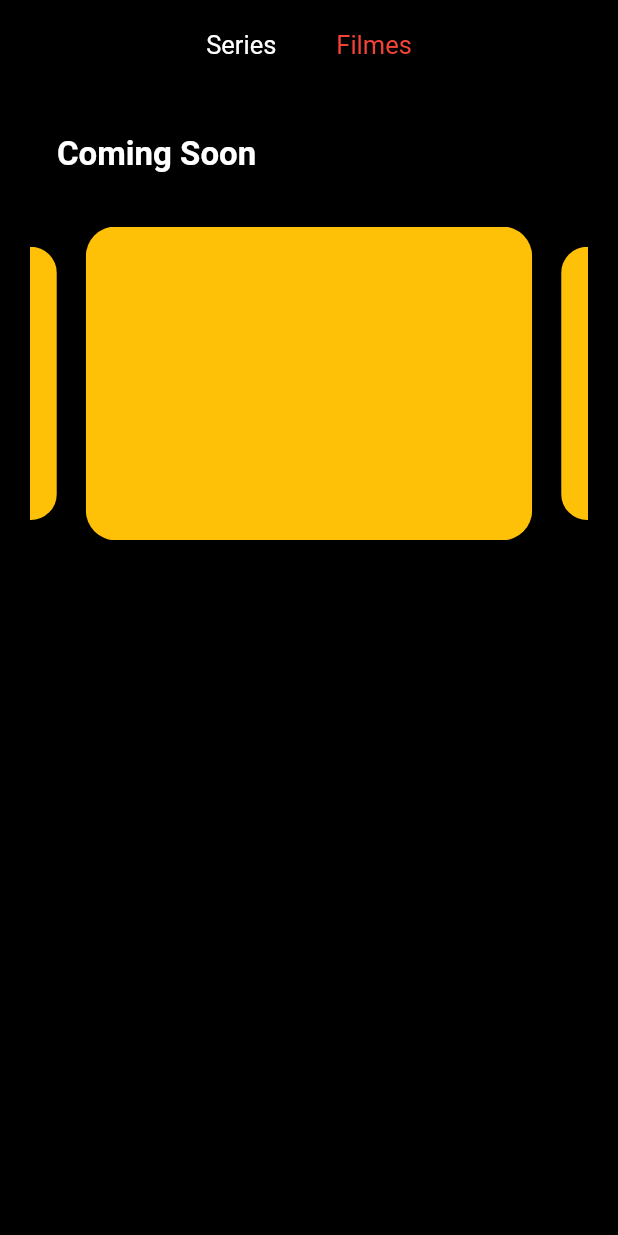
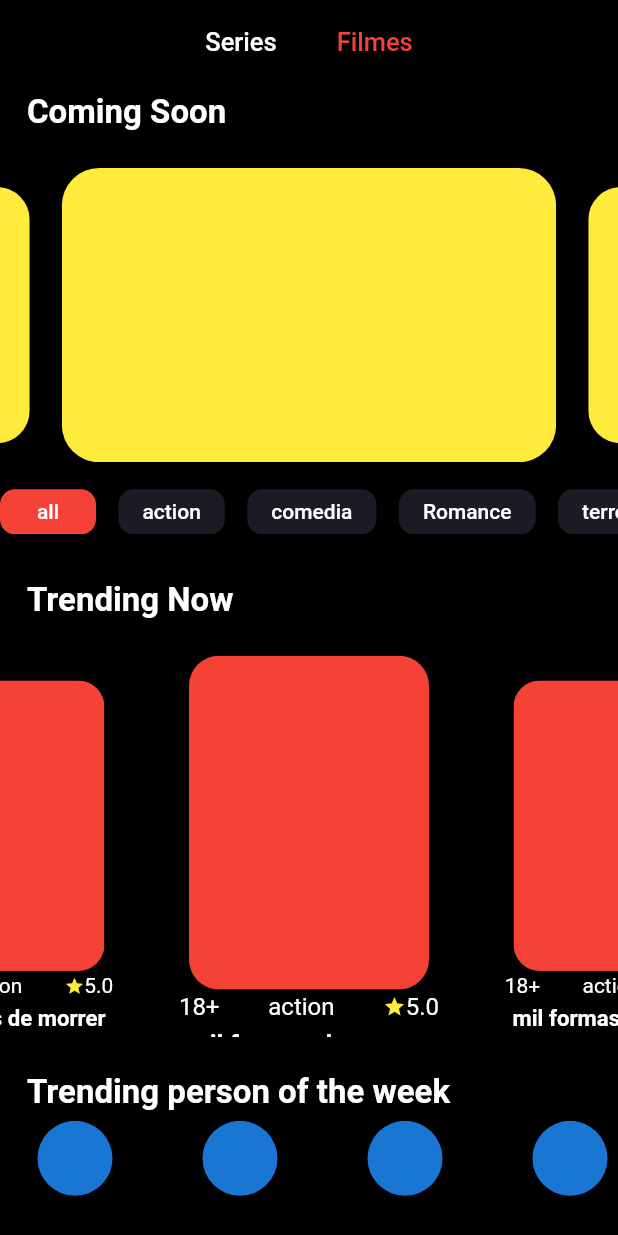
Before and after one commit to devousado/movies, a Flutter app: the screen it shows after launch, swiped to page 2, on a phone screen of 412 x 824 dp. Run offline on Flutter 3.47's test engine with Material 2 defaults, Android fonts, the phone set to English and light mode, and no system bars; drawn by our look-alikes of carousel_slider.

Commit message:
tela de filme terminada com sucesso

```diff
--- a/lib/ui/carousel.dart
+++ b/lib/ui/carousel.dart
@@ -1,10 +1,16 @@
-import 'package:carousel_slider/carousel_options.dart';
 import 'package:carousel_slider/carousel_slider.dart';
 import 'package:flutter/material.dart';
 
+// ignore: must_be_immutable
 class Carossel extends StatefulWidget {
-  const Carossel({super.key});
-
+  Carossel(
+      {super.key,
+      required this.container,
+      required this.viewportFraction,
+      required this.aspectRatio});
+  Widget container;
+  double viewportFraction;
+  double aspectRatio;
   @override
   State<Carossel> createState() => _CarosselState();
 }
@@ -27,25 +33,20 @@ class _CarosselState extends State<Carossel> {
   @override
   Widget build(BuildContext context) {
     return Padding(
-      padding: const EdgeInsets.symmetric(vertical: 25),
+      padding: const EdgeInsets.symmetric(vertical: 18),
       child: CarouselSlider.builder(
         carouselController: carouselController,
         itemCount: 6,
         itemBuilder: (context, index, realIndex) {
-          return ClipRRect(
-            borderRadius: BorderRadius.circular(20),
-            child: Container(
-              height: 100,
-              color: Colors.amber,
-            ),
-          );
+          return widget.container;
         },
         options: CarouselOptions(
           enableInfiniteScroll: true,
           autoPlayAnimationDuration: const Duration(milliseconds: 500),
           autoPlay: false,
+          aspectRatio: widget.aspectRatio,
           autoPlayInterval: const Duration(seconds: 5),
-          viewportFraction: 0.8,
+          viewportFraction: widget.viewportFraction,
           enlargeCenterPage: true,
           pauseAutoPlayInFiniteScroll: true,
         ),
--- a/lib/ui/film_pages.dart
+++ b/lib/ui/film_pages.dart
@@ -10,23 +10,146 @@ class FilmPage extends StatefulWidget {
 }
 
 class _FilmPageState extends State<FilmPage> {
+  int currenIndexOfTypeOfMovie = 0;
+  TextStyle style = TextStyle(color: Colors.white, fontSize: 16);
   @override
   Widget build(BuildContext context) {
-    return Padding(
-      padding: const EdgeInsets.symmetric(horizontal: 20, vertical: 20),
-      child: Column(
-        crossAxisAlignment: CrossAxisAlignment.start,
-        children: [
-          _customText("Coming Soon"),
-          Carossel(),
-        ],
-      ),
+    return ListView(
+      shrinkWrap: true,
+      children: [
+        _customText("Coming Soon"),
+        Carossel(
+          aspectRatio: 2.1,
+          viewportFraction: 0.8,
+          container: ClipRRect(
+            borderRadius: BorderRadius.circular(25),
+            child: Container(
+              color: Colors.yellow,
+            ),
+          ),
+        ),
+        SizedBox(
+          height: 30,
+          child: ListView.separated(
+            separatorBuilder: (context, index) => const SizedBox(
+              width: 15,
+            ),
+            scrollDirection: Axis.horizontal,
+            shrinkWrap: true,
+            itemCount: typeOfMovie.length,
+            itemBuilder: (context, index) {
+              return ElevatedButton(
+                style: ElevatedButton.styleFrom(
+                  backgroundColor: currenIndexOfTypeOfMovie == index
+                      ? Colors.red
+                      : const Color(0xFF1a1b23),
+                  shape: RoundedRectangleBorder(
+                    borderRadius: BorderRadius.circular(10),
+                  ),
+                ),
+                onPressed: () {
+                  setState(() {
+                    currenIndexOfTypeOfMovie = index;
+                  });
+                },
+                child: Text(
+                  typeOfMovie[index],
+                ),
+              );
+            },
+          ),
+        ),
+        const SizedBox(
+          height: 25,
+        ),
+        _customText("Trending Now"),
+        Container(
+          height: 290,
+          child: Carossel(
+            aspectRatio: 1.0,
+            viewportFraction: 0.5,
+            container: Container(
+              child: Column(
+                mainAxisSize: MainAxisSize.min,
+                children: [
+                  ClipRRect(
+                    borderRadius: BorderRadius.circular(20),
+                    child: Container(
+                      color: Colors.red,
+                      height: MediaQuery.of(context).size.height * 0.27,
+                      width: 160,
+                    ),
+                  ),
+                  SizedBox(
+                    height: 2,
+                  ),
+                  Row(
+                    mainAxisAlignment: MainAxisAlignment.spaceAround,
+                    children: [
+                      Text(
+                        "18+",
+                        style: style,
+                      ),
+                      Text(
+                        "action",
+                        style: style,
+                      ),
+                      Row(
+                        children: [
+                          Icon(
+                            Icons.star,
+                            color: Colors.yellow,
+                            size: 15,
+                          ),
+                          Text(
+                            "5.0",
+                            style: style,
+                          )
+                        ],
+                      )
+                    ],
+                  ),
+                  SizedBox(
+                    height: 5,
+                  ),
+                  Center(
+                    child: Text(
+                      "mil formas de morrer",
+                      style: TextStyle(
+                          color: Colors.white,
+                          fontSize: 17,
+                          fontWeight: FontWeight.bold,
+                          overflow: TextOverflow.fade),
+                    ),
+                  )
+                ],
+              ),
+            ),
+          ),
+        ),
+        _customText("Trending person of the week"),
+        Container(
+          height: 50,
+          child: ListView.separated(
+              separatorBuilder: (context, index) => SizedBox(
+                    width: 10,
+                  ),
+              shrinkWrap: true,
+              scrollDirection: Axis.horizontal,
+              itemCount: 10,
+              itemBuilder: (context, index) {
+                return CircleAvatar(
+                  radius: 50,
+                );
+              }),
+        )
+      ],
     );
   }
 
   Widget _customText(String title) {
     return Padding(
-      padding: EdgeInsets.symmetric(horizontal: 18, vertical: 10),
+      padding: const EdgeInsets.symmetric(horizontal: 18, vertical: 6),
       child: Text(
         title,
         style: const TextStyle(
@@ -35,3 +158,11 @@ class _FilmPageState extends State<FilmPage> {
     );
   }
 }
+
+List<String> typeOfMovie = [
+  "all",
+  "action",
+  "comedia",
+  "Romance",
+  "terror",
+];
--- a/lib/ui/home_page.dart
+++ b/lib/ui/home_page.dart
@@ -1,4 +1,3 @@
-import 'package:carousel_slider/carousel_slider.dart';
 import 'package:flutter/material.dart';
 import 'package:movies/ui/film_pages.dart';
 
@@ -26,15 +25,21 @@ class _HomePageState extends State<HomePage>
     super.dispose();
   }
 
+  List<String> typeOfMovie = [
+    "all",
+    "action",
+    "comedia"
+        "Romance",
+    "terror",
+  ];
   @override
   Widget build(BuildContext context) {
     return Scaffold(
       backgroundColor: Colors.black,
-      body: ListView(
-        physics: NeverScrollableScrollPhysics(),
-        shrinkWrap: true,
-        children: [
-          Row(
+      appBar: AppBar(
+        elevation: 0,
+        backgroundColor: Colors.black,
+        title: Row(
           mainAxisAlignment: MainAxisAlignment.center,
           children: [
             GestureDetector(
@@ -51,7 +56,8 @@ class _HomePageState extends State<HomePage>
             ),
           ],
         ),
-          SizedBox(
+      ),
+      body: SizedBox(
         height: MediaQuery.of(context).size.height,
         child: PageView.builder(
           physics: const NeverScrollableScrollPhysics(),
@@ -66,8 +72,6 @@ class _HomePageState extends State<HomePage>
             return paginas[index];
           },
         ),
-          )
-        ],
       ),
     );
   }
@@ -86,7 +90,7 @@ class _HomePageState extends State<HomePage>
   }
 }
 
-List paginas = [
+List<Widget> paginas = [
   Container(
     color: Colors.white,
   ),
```
Lines whose indentation alone changed are shown as unchanged.
